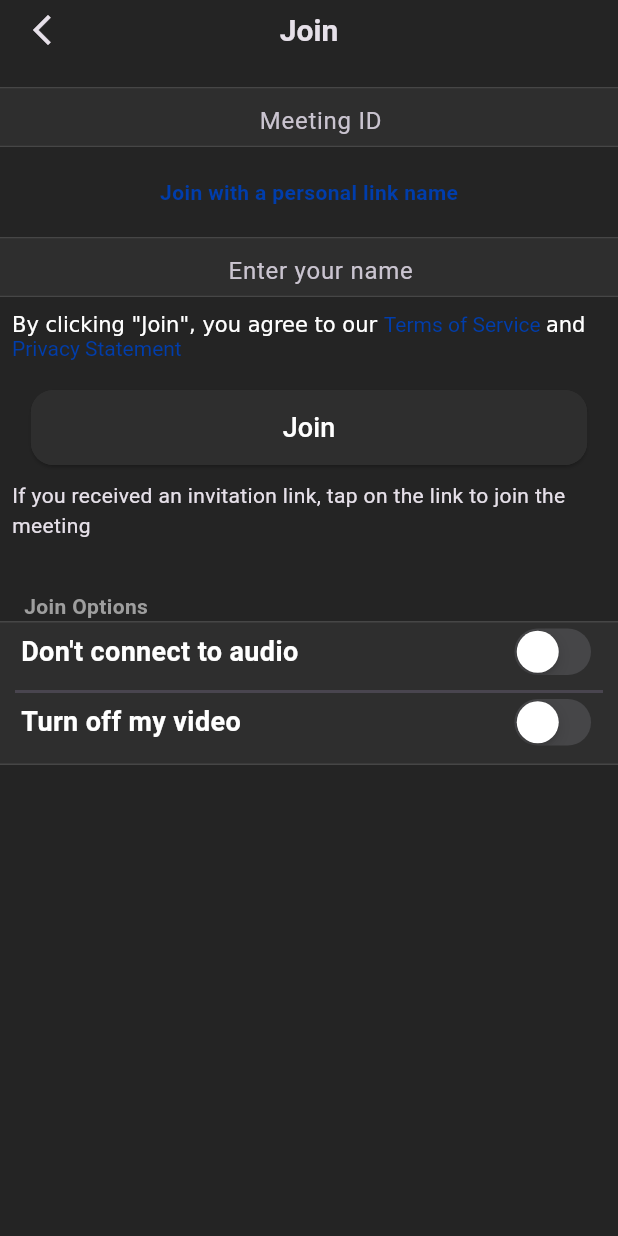
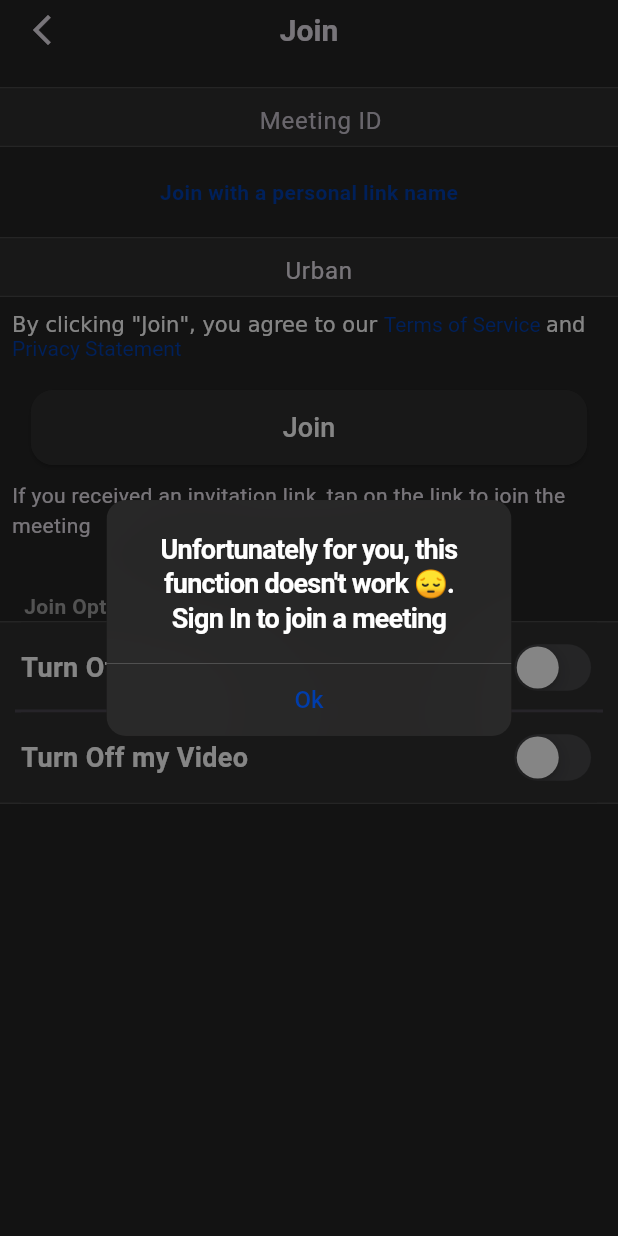
Before and after one commit to nitinkoberoii/Zoom-Clone, a Flutter app: the JoinWithoutSignin screen opened by its route, after a tap on "Join", on a phone screen of 412 x 824 dp. Run offline on Flutter 3.47's test engine with Material 3 defaults, Android fonts, the phone set to English and light mode, and no system bars; our stand-ins replace cloud_firestore, firebase_auth, firebase_core, google_sign_in; missing offline and left inert: jitsi_meet_v1, splash_screen_view; accounts and stored records are empty.

Commit message:
Update join_without_signIn.dart

```diff
--- a/lib/screens/join_without_signIn.dart
+++ b/lib/screens/join_without_signIn.dart
@@ -1,9 +1,13 @@
+import 'dart:math';
+
+import 'package:flutter/cupertino.dart';
 import 'package:flutter/material.dart';
 
 import 'package:zoom_clone/utils/colors.dart';
+import 'package:zoom_clone/utils/random_name_list.dart';
 import 'package:zoom_clone/widgets/custom_button.dart';
 
-import '../widgets/custom_listTile.dart';
+import '../widgets/meeting_options.dart';
 
 class JoinWithoutSignin extends StatefulWidget {
   const JoinWithoutSignin({super.key});
@@ -16,10 +20,36 @@ class _JoinWithoutSigninState extends State<JoinWithoutSignin> {
   late TextEditingController meetingIDController;
   late TextEditingController nameController;
 
+  bool isAudioMuted = false;
+  bool isVideoMuted = false;
+
+  CupertinoAlertDialog showAlertDialogBox(String text) {
+    return CupertinoAlertDialog(
+      title: Text(
+        text,
+        style: const TextStyle(fontSize: 18, color: Colors.white),
+      ),
+      actions: [
+        TextButton(
+          onPressed: () => Navigator.of(context).pop(),
+          child: const Text(
+            'Ok',
+            style: TextStyle(fontSize: 16, color: buttonColor),
+          ),
+        )
+      ],
+    );
+  }
+
+  String _generateRandomName() {
+    final random = Random();
+    return namesList[random.nextInt(namesList.length)];
+  }
+
   @override
   void initState() {
     meetingIDController = TextEditingController();
-    nameController = TextEditingController();
+    nameController = TextEditingController(text: _generateRandomName());
     super.initState();
   }
 
@@ -131,7 +161,11 @@ class _JoinWithoutSigninState extends State<JoinWithoutSignin> {
             const SizedBox(height: 20),
             CustomButton(
                 text: 'Join',
-                onPressed: () {},
+                onPressed: () => showCupertinoDialog(
+                      context: context,
+                      builder: (context) => showAlertDialogBox(
+                          'Unfortunately for you, this function doesn\'t work 😔. Sign In to join a meeting'),
+                    ),
                 color: secondaryBackgroundColor),
             const SizedBox(height: 10),
             const Padding(
@@ -165,9 +199,11 @@ class _JoinWithoutSigninState extends State<JoinWithoutSignin> {
                 children: [
                   Padding(
                     padding: const EdgeInsets.symmetric(horizontal: 14.0),
-                    child: CustomListTile(
-                        primaryText: 'Don\'t connect to audio',
-                        secondaryText: ''),
+                    child: MeetingOption(
+                      text: 'Turn Off my Audio',
+                      isON: isAudioMuted,
+                      onChange: onAudioMuted,
+                    ),
                   ),
                   const Padding(
                     padding: EdgeInsets.symmetric(horizontal: 10.0),
@@ -175,8 +211,11 @@ class _JoinWithoutSigninState extends State<JoinWithoutSignin> {
                   ),
                   Padding(
                     padding: const EdgeInsets.symmetric(horizontal: 14.0),
-                    child: CustomListTile(
-                        primaryText: 'Turn off my video', secondaryText: ''),
+                    child: MeetingOption(
+                      text: 'Turn Off my Video',
+                      isON: isVideoMuted,
+                      onChange: onVideoMuted,
+                    ),
                   ),
                 ],
               ),
@@ -186,4 +225,16 @@ class _JoinWithoutSigninState extends State<JoinWithoutSignin> {
       ),
     );
   }
+
+  onAudioMuted(bool value) {
+    setState(() {
+      isAudioMuted = value;
+    });
+  }
+
+  onVideoMuted(bool value) {
+    setState(() {
+      isVideoMuted = value;
+    });
+  }
 }
--- a/lib/screens/video_call_screen.dart
+++ b/lib/screens/video_call_screen.dart
@@ -108,12 +108,12 @@ class _VideoCallScreenState extends State<VideoCallScreen> {
           const SizedBox(height: 20),
           MeetingOption(
             text: 'Turn Off my Audio',
-            isMute: isAudioMuted,
+            isON: isAudioMuted,
             onChange: onAudioMuted,
           ),
           MeetingOption(
             text: 'Turn Off my Video',
-            isMute: isVideoMuted,
+            isON: isVideoMuted,
             onChange: onVideoMuted,
           ),
         ],
--- a/lib/widgets/meeting_options.dart
+++ b/lib/widgets/meeting_options.dart
@@ -1,18 +1,24 @@
+import 'package:flutter/cupertino.dart';
 import 'package:flutter/material.dart';
 import 'package:zoom_clone/utils/colors.dart';
 
-class MeetingOption extends StatelessWidget {
+class MeetingOption extends StatefulWidget {
   final String text;
-  final bool isMute;
+  bool isON;
   final Function(bool) onChange;
 
-  const MeetingOption({
+  MeetingOption({
     super.key,
     required this.text,
-    required this.isMute,
+    this.isON = false,
     required this.onChange,
   });
 
+  @override
+  State<MeetingOption> createState() => _MeetingOptionState();
+}
+
+class _MeetingOptionState extends State<MeetingOption> {
   @override
   Widget build(BuildContext context) {
     return Container(
@@ -21,19 +27,18 @@ class MeetingOption extends StatelessWidget {
       child: Row(
         mainAxisAlignment: MainAxisAlignment.spaceBetween,
         children: [
-          Padding(
-            padding: const EdgeInsets.all(8.0),
-            child: Text(
-              text,
-              style: const TextStyle(fontSize: 16),
-            ),
+          Text(
+            widget.text,
+            style: const TextStyle(
+                fontSize: 18, fontWeight: FontWeight.bold, color: Colors.white),
           ),
-          Switch.adaptive(
-            value: isMute,
-            onChanged: onChange,
-            activeColor: Colors.white,
-            activeTrackColor: Colors.green,
-            inactiveThumbColor: Colors.white,
+          CupertinoSwitch(
+            value: widget.isON,
+            onChanged: (bool value) {
+              setState(() {
+                widget.isON = value;
+              });
+            },
           ),
         ],
       ),
```
